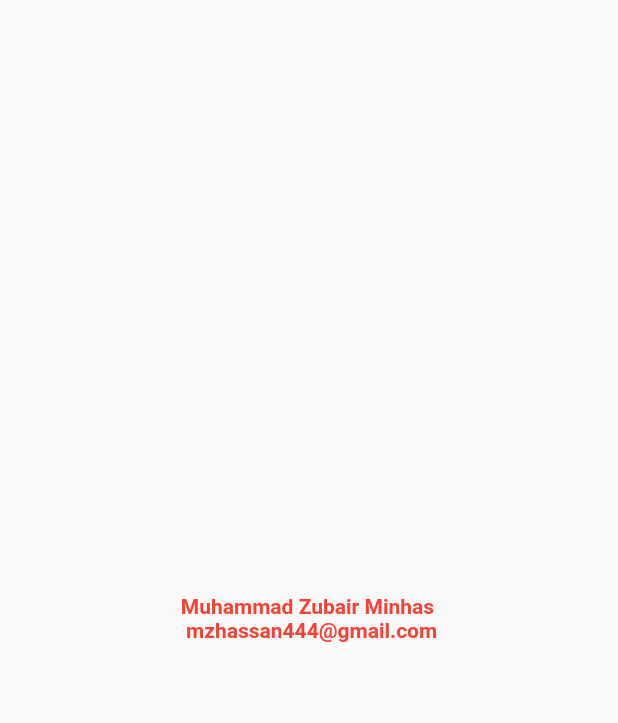
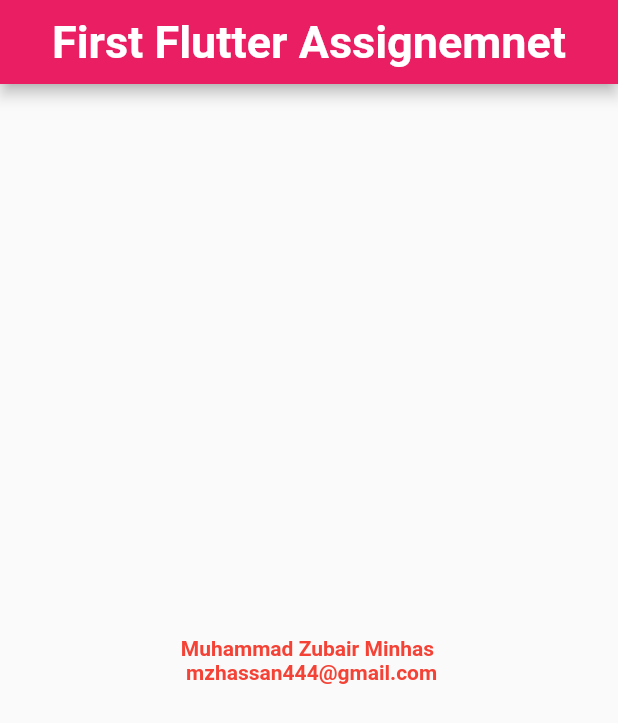
Before and after one commit to MuhammadZubair786/First_Fluter_Assignment, a Flutter app: the screen it shows after launch, on a phone screen of 412 x 824 dp. Shown: the top 723 px of the screen. Run offline on Flutter 3.47's test engine with Material 2 defaults, Android fonts, the phone set to English and light mode, and no system bars.

Commit message:
Update Project

```diff
--- a/lib/main.dart
+++ b/lib/main.dart
@@ -1,4 +1,5 @@
 import 'package:flutter/material.dart';
+import 'package:flutter/rendering.dart';
 
 void main() {
   runApp(MyApp());
@@ -16,11 +17,21 @@ class MyApp extends StatelessWidget {
   @override
   Widget build(BuildContext context) {
     return MaterialApp(
+      theme: ThemeData(
+       appBarTheme: AppBarTheme(
+     color: Colors.pink
+  )),
         home: Scaffold(
+      appBar: AppBar(
+        centerTitle: true,
+        title: Text(("First Flutter Assignemnet"),
+            style: TextStyle(color: Colors.white, fontWeight: FontWeight.bold,fontSize: 30)),
+
+      ),
       body: Center(
           child: Text(
-                      "Muhammad Zubair Minhas\n mzhassan444@gmail.com",
-                      style: TextStyle(color: Colors.red, fontWeight: FontWeight.bold),
+        "Muhammad Zubair Minhas\n mzhassan444@gmail.com",
+        style: TextStyle(color: Colors.red, fontWeight: FontWeight.bold),
       )),
     ));
   }
```
Also changed, not shown: Capture.PNG.
